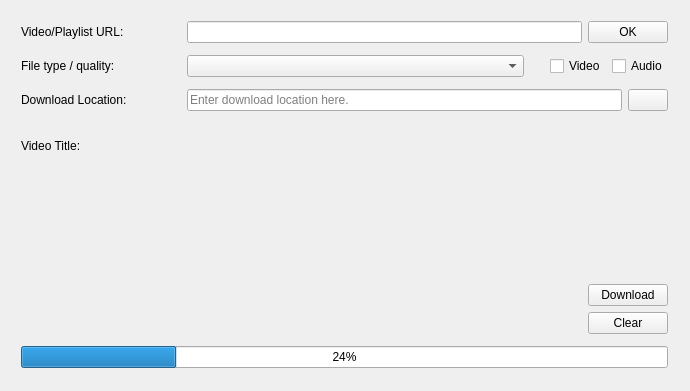
First picture: the form in youtubedl/ui/qt.ui, repository python-20/video-downloader, before the edit.
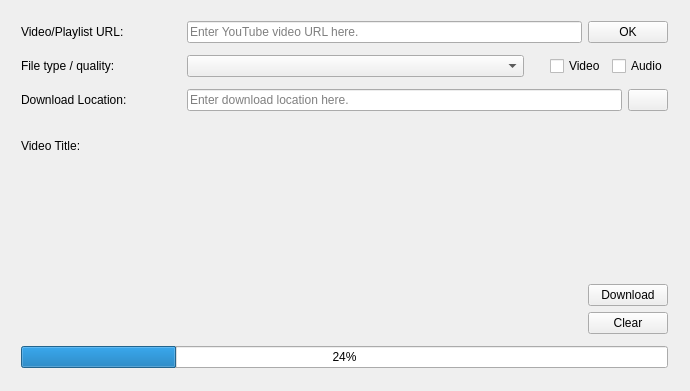
Second picture: the form after the edit. Icons and pictures are not drawn.

Commit message: Added shortcut to load the default URL, instead of placing it (the URL) directly in the text box.

```diff
--- a/youtubedl/ui/qt.ui
+++ b/youtubedl/ui/qt.ui
@@ -90,7 +90,11 @@
           </widget>
          </item>
          <item>
-          <widget class="QLineEdit" name="lineEditURL"/>
+          <widget class="QLineEdit" name="lineEditURL">
+           <property name="placeholderText">
+            <string>Enter YouTube video URL here.</string>
+           </property>
+          </widget>
          </item>
          <item>
           <widget class="QPushButton" name="btnOK">
```
The commit also changes 2 other files.
